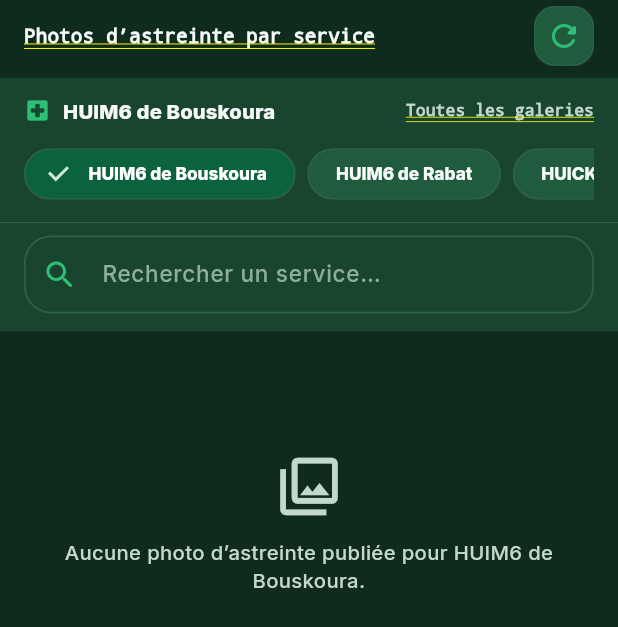
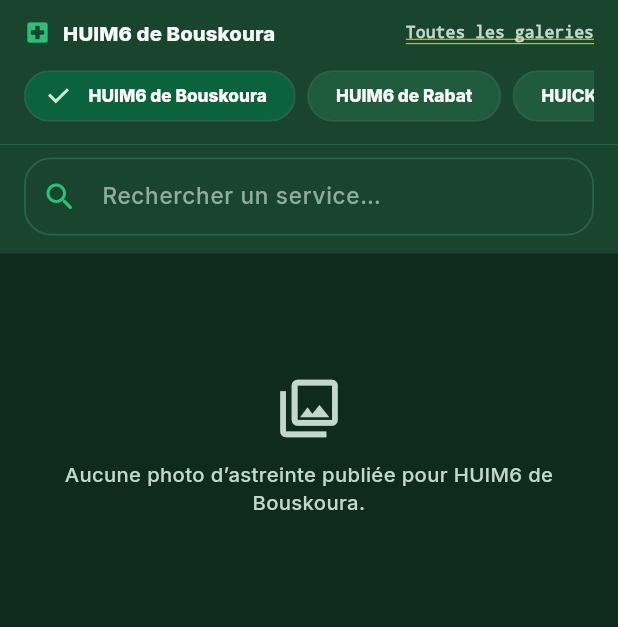
Before and after one commit to elghliaraqi-ops/GardeFlow, a Flutter app: the AstreinteScreen screen opened directly, on a phone screen of 412 x 824 dp. Shown: the top 627 px of the screen. Run offline on Flutter 3.47's test engine with Material 3 defaults, Android fonts, the phone set to English and light mode, and no system bars; our stand-ins replace file_picker, firebase_core, firebase_messaging, flutter_local_notifications, image_picker, photo_view and 3 more; missing offline and left inert: alarm, pdfrx; accounts and stored records are empty.

Commit message:
ui: remove redundant astreinte service header

```diff
--- a/source/lib/screens/astreinte_screen.dart
+++ b/source/lib/screens/astreinte_screen.dart
@@ -431,44 +431,6 @@
 
     final body = Column(
       children: [
-        if (widget.embedded)
-          Padding(
-            padding: EdgeInsets.fromLTRB(16, 0, 12, 4),
-            child: Row(
-              children: [
-                Expanded(
-                  child: Text(
-                    'Photos d’astreinte par service',
-                    style: TextStyle(
-                      color: AppColors.ink,
-                      fontSize: 13,
-                      fontWeight: FontWeight.w900,
-                    ),
-                  ),
-                ),
-                IconButton(
-                  tooltip: 'Actualiser',
-                  onPressed: _loading ? null : _load,
-                  icon: Icon(Icons.refresh_rounded),
-                  color: AppColors.brand,
-                ),
-                if (isAdmin)
-                  IconButton(
-                    tooltip:
-                        'Ajouter des photos par service pour ${hospitalDisplayName(hospital)}',
-                    onPressed: _uploading ? null : _pickImage,
-                    icon: _uploading
-                        ? SizedBox(
-                            width: 18,
-                            height: 18,
-                            child: CircularProgressIndicator(strokeWidth: 2),
-                          )
-                        : Icon(Icons.add_photo_alternate_rounded),
-                    color: AppColors.brand,
-                  ),
-              ],
-            ),
-          ),
         _HospitalAstreinteHeader(
           hospital: hospital,
           isAdmin: isAdmin,
```
